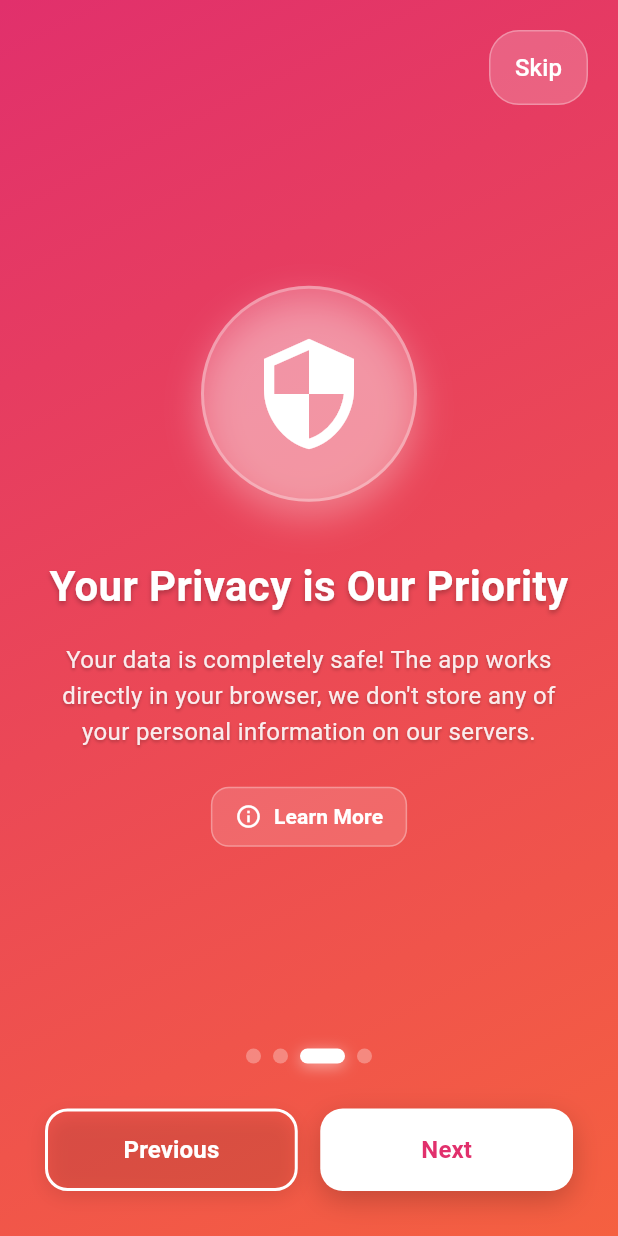
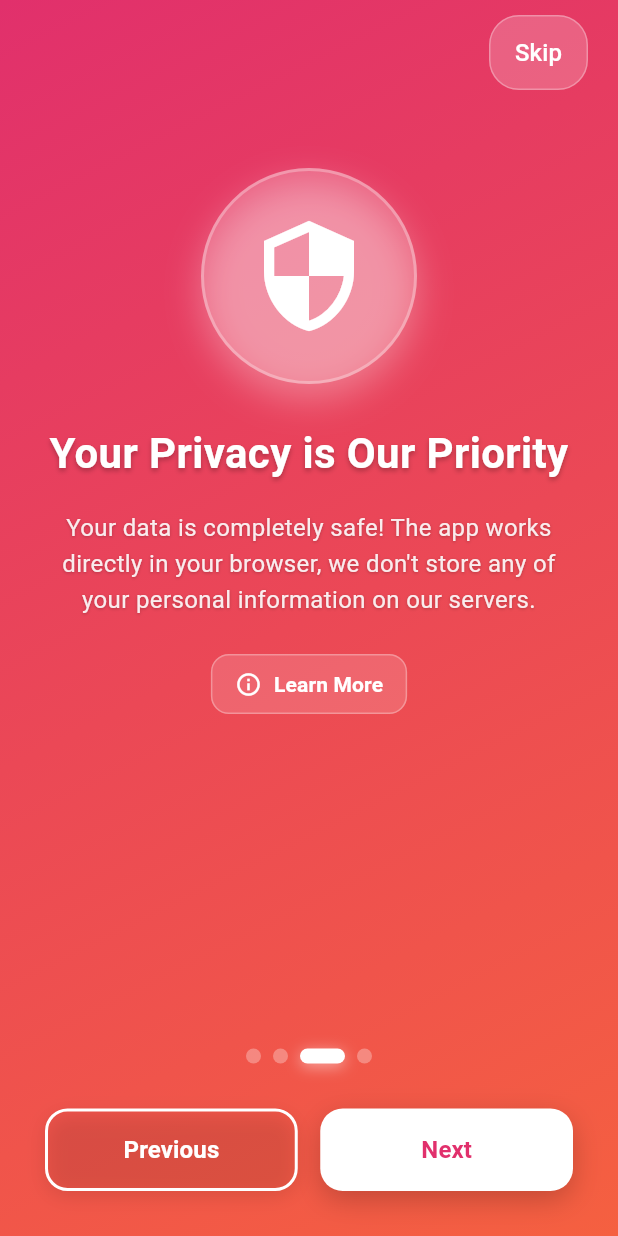
Before and after one commit to xkbxyberk/Instagram-Unfollower, a Flutter app: the screen it shows after launch, after a tap on "Skip", after a tap on "Previous", on a phone screen of 412 x 824 dp. Run offline on Flutter 3.47's test engine with Material 3 defaults, Android fonts, the light colour scheme and no system bars; our stand-ins replace easy_localization, shared_preferences, webview_flutter.

Commit message:
onboarding screen fix

```diff
--- a/lib/screens/onboarding_screen.dart
+++ b/lib/screens/onboarding_screen.dart
@@ -176,6 +176,10 @@ class _OnboardingScreenState extends State<OnboardingScreen> {
         ? DarkThemeColors.gradientColors
         : InstagramColors.gradientColors;
 
+    final screenHeight = MediaQuery.of(context).size.height;
+    final screenWidth = MediaQuery.of(context).size.width;
+    final isLandscape = screenWidth > screenHeight;
+
     final pages = [
       OnboardingPage(
         icon: Icons.waving_hand_outlined,
@@ -257,14 +261,16 @@ class _OnboardingScreenState extends State<OnboardingScreen> {
               ),
             ),
 
-          // Content
+          // Content with SingleChildScrollView
           SafeArea(
             child: Column(
               children: [
                 // Skip button - sadece son sayfa değilse göster
                 if (_currentPage < pages.length - 1)
-                  Padding(
-                    padding: const EdgeInsets.all(20),
+                  Container(
+                    width: double.infinity,
+                    padding: const EdgeInsets.symmetric(
+                        horizontal: 20, vertical: 10),
                     child: Row(
                       mainAxisAlignment: MainAxisAlignment.end,
                       children: [
@@ -292,7 +298,7 @@ class _OnboardingScreenState extends State<OnboardingScreen> {
                     ),
                   ),
 
-                // Page view
+                // Page view with flexible height
                 Expanded(
                   child: PageView.builder(
                     controller: _pageController,
@@ -306,15 +312,22 @@ class _OnboardingScreenState extends State<OnboardingScreen> {
                     },
                     itemCount: pages.length,
                     itemBuilder: (context, index) {
-                      return _buildPage(pages[index]);
+                      return SingleChildScrollView(
+                        padding: EdgeInsets.symmetric(
+                          horizontal: isLandscape ? 40 : 30,
+                          vertical: isLandscape ? 10 : 20,
+                        ),
+                        child: _buildPage(pages[index], isLandscape),
+                      );
                     },
                   ),
                 ),
 
-                // Bottom controls
-                Padding(
-                  padding: const EdgeInsets.all(30),
+                // Bottom controls with fixed height
+                Container(
+                  padding: EdgeInsets.all(isLandscape ? 20 : 30),
                   child: Column(
+                    mainAxisSize: MainAxisSize.min,
                     children: [
                       // Page indicators
                       Row(
@@ -346,7 +359,7 @@ class _OnboardingScreenState extends State<OnboardingScreen> {
                         ),
                       ),
 
-                      const SizedBox(height: 30),
+                      SizedBox(height: isLandscape ? 20 : 30),
 
                       // Navigation buttons
                       Row(
@@ -374,8 +387,8 @@ class _OnboardingScreenState extends State<OnboardingScreen> {
                                     shape: RoundedRectangleBorder(
                                       borderRadius: BorderRadius.circular(15),
                                     ),
-                                    padding: const EdgeInsets.symmetric(
-                                        vertical: 16),
+                                    padding: EdgeInsets.symmetric(
+                                        vertical: isLandscape ? 12 : 16),
                                   ),
                                   child: Text(
                                     'previous'.tr(),
@@ -412,8 +425,8 @@ class _OnboardingScreenState extends State<OnboardingScreen> {
                                   shape: RoundedRectangleBorder(
                                     borderRadius: BorderRadius.circular(15),
                                   ),
-                                  padding:
-                                      const EdgeInsets.symmetric(vertical: 16),
+                                  padding: EdgeInsets.symmetric(
+                                      vertical: isLandscape ? 12 : 16),
                                   elevation: 0,
                                 ),
                                 child: Text(
@@ -480,15 +493,27 @@ class _OnboardingScreenState extends State<OnboardingScreen> {
     }
   }
 
-  Widget _buildPage(OnboardingPage page) {
-    return Padding(
-      padding: const EdgeInsets.symmetric(horizontal: 30),
+  Widget _buildPage(OnboardingPage page, bool isLandscape) {
+    final screenHeight = MediaQuery.of(context).size.height;
+
+    // Responsive boyutlar
+    final iconSize = isLandscape ? 60.0 : 80.0;
+    final titleSize = isLandscape ? 24.0 : 28.0;
+    final descSize = isLandscape ? 14.0 : 16.0;
+    final spacing = isLandscape ? 20.0 : 30.0;
+    final smallSpacing = isLandscape ? 10.0 : 20.0;
+
+    return ConstrainedBox(
+      constraints: BoxConstraints(
+        minHeight: screenHeight * 0.5, // Minimum yükseklik
+      ),
       child: Column(
         mainAxisAlignment: MainAxisAlignment.center,
+        mainAxisSize: MainAxisSize.min,
         children: [
           // Icon
           Container(
-            padding: const EdgeInsets.all(30),
+            padding: EdgeInsets.all(isLandscape ? 20 : 30),
             decoration: BoxDecoration(
               color: Colors.white.withValues(alpha: 0.2),
               shape: BoxShape.circle,
@@ -506,22 +531,22 @@ class _OnboardingScreenState extends State<OnboardingScreen> {
             ),
             child: Icon(
               page.icon,
-              size: 80,
+              size: iconSize,
               color: Colors.white,
             ),
           ),
 
-          const SizedBox(height: 40),
+          SizedBox(height: spacing),
 
           // Title
           Text(
             page.title.tr(),
-            style: const TextStyle(
-              fontSize: 28,
+            style: TextStyle(
+              fontSize: titleSize,
               fontWeight: FontWeight.bold,
               color: Colors.white,
               height: 1.2,
-              shadows: [
+              shadows: const [
                 Shadow(
                   color: Colors.black26,
                   offset: Offset(0, 2),
@@ -532,13 +557,13 @@ class _OnboardingScreenState extends State<OnboardingScreen> {
             textAlign: TextAlign.center,
           ),
 
-          const SizedBox(height: 20),
+          SizedBox(height: smallSpacing),
 
           // Description
           Text(
             page.description.tr(),
             style: TextStyle(
-              fontSize: 16,
+              fontSize: descSize,
               color: Colors.white.withValues(alpha: 0.9),
               height: 1.5,
               shadows: const [
@@ -554,7 +579,7 @@ class _OnboardingScreenState extends State<OnboardingScreen> {
 
           // Learn More button (gizlilik ve güvenlik sayfalarında)
           if (page.showLearnMore) ...[
-            const SizedBox(height: 20),
+            SizedBox(height: smallSpacing),
             TextButton.icon(
               onPressed: page.onLearnMore,
               style: TextButton.styleFrom(
@@ -584,9 +609,19 @@ class _OnboardingScreenState extends State<OnboardingScreen> {
 
           // Risk information (only for the last page)
           if (page.isRiskPage) ...[
-            const SizedBox(height: 30),
-            Container(
-              padding: const EdgeInsets.all(20),
+            SizedBox(height: spacing),
+            _buildRiskSection(isLandscape),
+            SizedBox(height: smallSpacing),
+            _buildCheckboxSection(isLandscape, page),
+          ],
+        ],
+      ),
+    );
+  }
+
+  Widget _buildRiskSection(bool isLandscape) {
+    return Container(
+      padding: EdgeInsets.all(isLandscape ? 16 : 20),
       decoration: BoxDecoration(
         color: Colors.white.withValues(alpha: 0.15),
         borderRadius: BorderRadius.circular(15),
@@ -603,60 +638,57 @@ class _OnboardingScreenState extends State<OnboardingScreen> {
       ),
       child: Column(
         crossAxisAlignment: CrossAxisAlignment.start,
+        mainAxisSize: MainAxisSize.min,
         children: [
           Text(
             'onboarding_risk_title'.tr(),
-                    style: const TextStyle(
-                      fontSize: 18,
+            style: TextStyle(
+              fontSize: isLandscape ? 16 : 18,
               fontWeight: FontWeight.bold,
               color: Colors.white,
             ),
           ),
-                  const SizedBox(height: 15),
-                  Text(
-                    'onboarding_risk_1'.tr(),
-                    style: TextStyle(
-                      fontSize: 14,
-                      color: Colors.white.withValues(alpha: 0.9),
-                      height: 1.4,
+          SizedBox(height: isLandscape ? 10 : 15),
+
+          // Risk items with smaller spacing
+          _buildRiskItem('onboarding_risk_1'.tr(), isLandscape),
+          SizedBox(height: isLandscape ? 6 : 8),
+          _buildRiskItem('onboarding_risk_2'.tr(), isLandscape),
+          SizedBox(height: isLandscape ? 6 : 8),
+          _buildRiskItem('onboarding_risk_3'.tr(), isLandscape),
+          SizedBox(height: isLandscape ? 6 : 8),
+          _buildRiskItem('onboarding_risk_4'.tr(), isLandscape),
+        ],
       ),
+    );
+  }
+
+  Widget _buildCheckboxSection(bool isLandscape, OnboardingPage page) {
+    return Container(
+      padding: EdgeInsets.all(isLandscape ? 12 : 16),
+      decoration: BoxDecoration(
+        color: Colors.white.withValues(alpha: 0.2),
+        borderRadius: BorderRadius.circular(12),
+        border: Border.all(
+          color: Colors.white.withValues(alpha: 0.4),
+          width: 1,
         ),
-                  const SizedBox(height: 8),
-                  Text(
-                    'onboarding_risk_2'.tr(),
-                    style: TextStyle(
-                      fontSize: 14,
-                      color: Colors.white.withValues(alpha: 0.9),
-                      height: 1.4,
+        boxShadow: [
+          BoxShadow(
+            color: Colors.black.withValues(alpha: 0.1),
+            blurRadius: 10,
+            offset: const Offset(0, 4),
           ),
+        ],
       ),
-                  const SizedBox(height: 8),
-                  Text(
-                    'onboarding_risk_3'.tr(),
-                    style: TextStyle(
-                      fontSize: 14,
-                      color: Colors.white.withValues(alpha: 0.9),
-                      height: 1.4,
-                    ),
-                  ),
-                  const SizedBox(height: 8),
-                  Text(
-                    'onboarding_risk_4'.tr(),
-                    style: TextStyle(
-                      fontSize: 14,
-                      color: Colors.white.withValues(alpha: 0.9),
-                      height: 1.4,
-                    ),
-                  ),
-                  const SizedBox(height: 20),
-                  InkWell(
+      child: InkWell(
         onTap: () {
           setState(() {
             _riskAccepted = !_riskAccepted;
           });
         },
         borderRadius: BorderRadius.circular(8),
-                    child: Container(
+        child: Padding(
           padding: const EdgeInsets.all(8),
           child: Row(
             children: [
@@ -664,9 +696,7 @@ class _OnboardingScreenState extends State<OnboardingScreen> {
                 width: 24,
                 height: 24,
                 decoration: BoxDecoration(
-                              color: _riskAccepted
-                                  ? Colors.white
-                                  : Colors.transparent,
+                  color: _riskAccepted ? Colors.white : Colors.transparent,
                   borderRadius: BorderRadius.circular(4),
                   border: Border.all(
                     color: Colors.white,
@@ -675,8 +705,7 @@ class _OnboardingScreenState extends State<OnboardingScreen> {
                   boxShadow: _riskAccepted
                       ? [
                           BoxShadow(
-                                        color:
-                                            Colors.white.withValues(alpha: 0.3),
+                            color: Colors.white.withValues(alpha: 0.3),
                             blurRadius: 8,
                             offset: const Offset(0, 2),
                           ),
@@ -695,10 +724,10 @@ class _OnboardingScreenState extends State<OnboardingScreen> {
               Expanded(
                 child: Text(
                   'onboarding_checkbox'.tr(),
-                              style: const TextStyle(
-                                fontSize: 16,
+                  style: TextStyle(
+                    fontSize: isLandscape ? 14 : 16,
                     color: Colors.white,
-                                fontWeight: FontWeight.w500,
+                    fontWeight: FontWeight.w600,
                   ),
                 ),
               ),
@@ -706,11 +735,16 @@ class _OnboardingScreenState extends State<OnboardingScreen> {
           ),
         ),
       ),
-                ],
-              ),
-            ),
-          ],
-        ],
+    );
+  }
+
+  Widget _buildRiskItem(String text, bool isLandscape) {
+    return Text(
+      text,
+      style: TextStyle(
+        fontSize: isLandscape ? 12 : 14,
+        color: Colors.white.withValues(alpha: 0.9),
+        height: 1.4,
       ),
     );
   }
```
Lines whose indentation alone changed are shown as unchanged.
